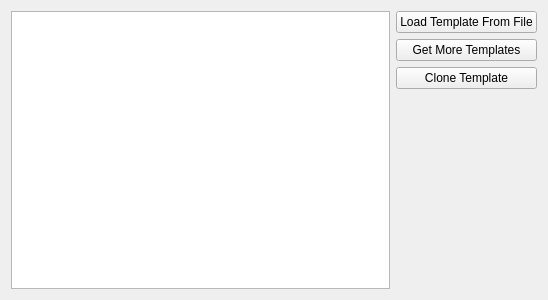
Qt form kdevplatform/shell/settings/templatepage.ui (KDE/kdevelop) before a commit.
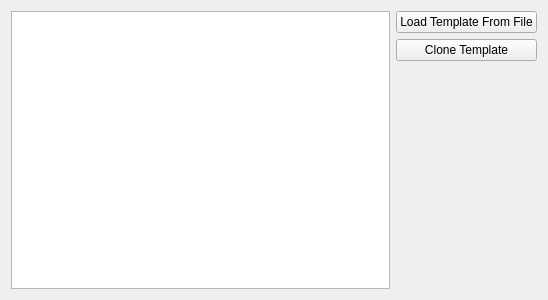
The same form after that commit. Icons and pictures are not drawn.

```diff
--- a/kdevplatform/shell/settings/templatepage.ui
+++ b/kdevplatform/shell/settings/templatepage.ui
@@ -32,18 +32,6 @@
        </property>
       </widget>
      </item>
-     <item>
-      <widget class="QPushButton" name="getNewButton">
-       <property name="text">
-        <string comment="@action:button">Get More Templates</string>
-       </property>
-       <property name="icon">
-        <iconset theme="get-hot-new-stuff">
-         <normaloff/>
-        </iconset>
-       </property>
-      </widget>
-     </item>
      <item>
       <widget class="QPushButton" name="extractButton">
        <property name="text">
```
Left out of the diff: 2 changed lines with no effect on the pictures.
